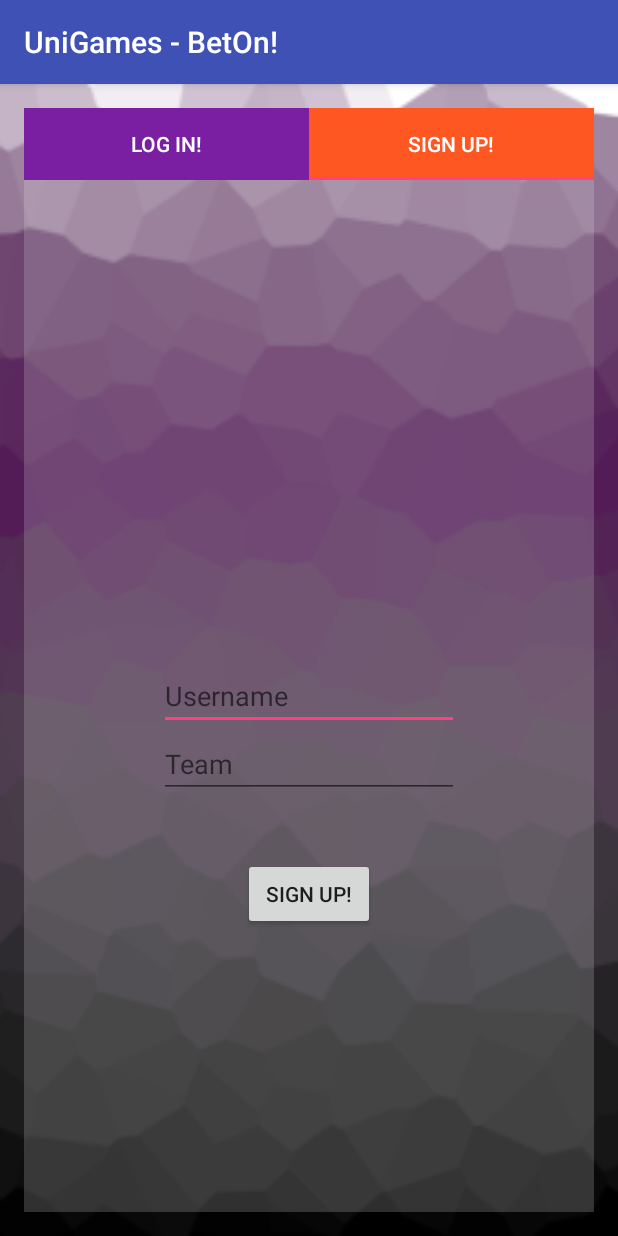
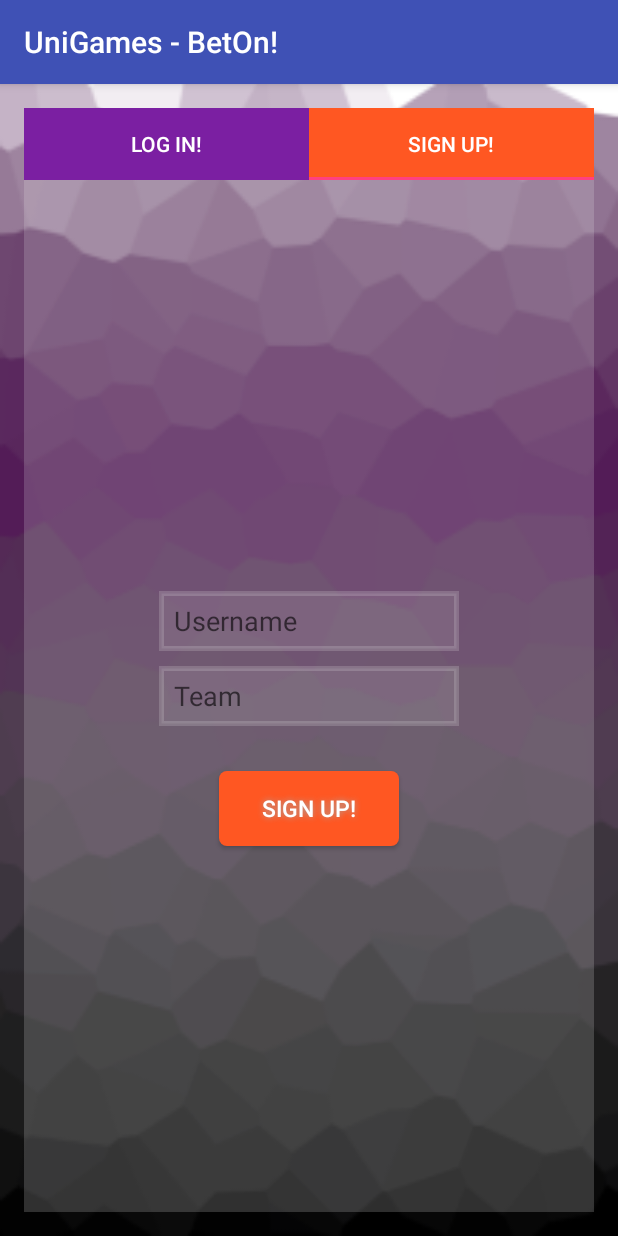
Before and after one commit to juhojo/AndroidAdvProject, an Android app: the screen it shows after launch (LoginActivity), tab 2 chosen, on a phone screen of 412 x 824 dp. Run offline under Robolectric (Android 15) with nearby library versions, the light colour scheme and no system bars.

Commit message:
Use new styles on button and edittext

```diff
--- a/UniGamesProject/app/src/main/res/layout/fragment_sign_up.xml
+++ b/UniGamesProject/app/src/main/res/layout/fragment_sign_up.xml
@@ -7,8 +7,15 @@
         android:layout_width="200dp"
         android:layout_height="wrap_content"
         android:id="@+id/userNameTxt"
-        android:layout_centerVertical="true"
+        android:layout_above="@+id/teamNameTxt"
+        android:layout_marginBottom="10dp"
         android:hint="@string/username"
+        android:lines="1"
+        android:scrollHorizontally="true"
+        android:singleLine="true"
+        android:paddingLeft="10dp"
+        android:paddingRight="10dp"
+        android:background="@drawable/edittext_style"
         android:layout_centerHorizontal="true" />
 
     <EditText
@@ -16,16 +23,29 @@
         android:layout_height="wrap_content"
         android:id="@+id/teamNameTxt"
         android:hint="@string/team"
-        android:layout_below="@+id/userNameTxt"
+        android:lines="1"
+        android:scrollHorizontally="true"
+        android:singleLine="true"
+        android:paddingLeft="10dp"
+        android:paddingRight="10dp"
+        android:background="@drawable/edittext_style"
+        android:layout_centerVertical="true"
         android:layout_centerHorizontal="true" />
 
     <Button
-        android:layout_width="wrap_content"
-        android:layout_height="wrap_content"
         android:text="@string/signup"
         android:id="@+id/signupButton"
-        android:layout_marginTop="40dp"
+        android:textColor="#FFFFFF"
+        android:textSize="15sp"
+        android:layout_width="120dp"
+        android:layout_height="50dp"
+        android:background="@drawable/orange_btn"
+        android:shadowColor="#A8A8A8"
+        android:shadowDx="0"
+        android:shadowDy="0"
+        android:shadowRadius="5"
         android:layout_below="@+id/teamNameTxt"
-        android:layout_centerHorizontal="true" />
+        android:layout_centerHorizontal="true"
+        android:layout_marginTop="30dp" />
 
 </RelativeLayout>
```
Also changed, not shown: UniGamesProject/app/src/main/res/layout/fragment_login.xml (+18 -4 lines).
